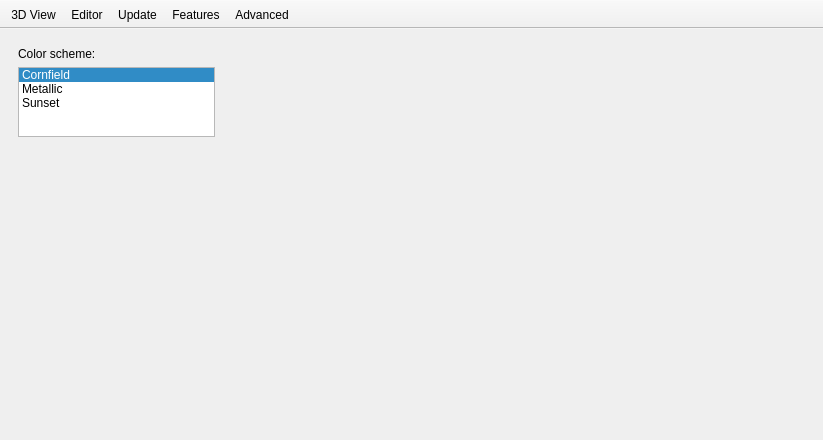
Old version of the form src/Preferences.ui in the repository terrylm/openscad.
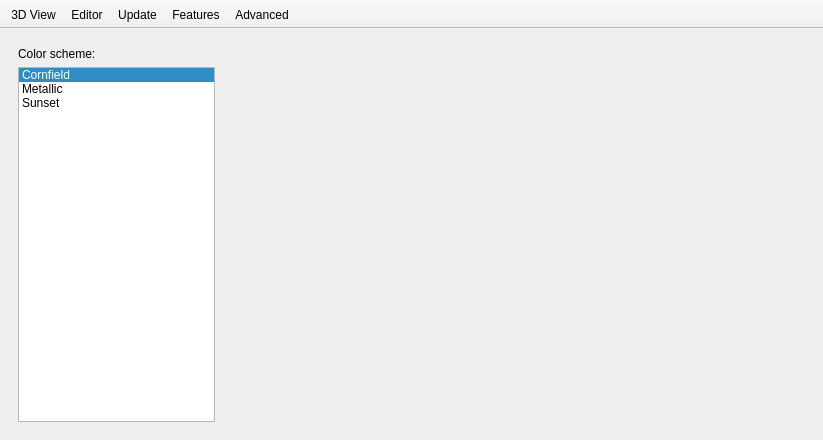
New version of the form. The open tabs and pages were chosen to show the change. Icons and pictures are not drawn.

Commit message: Handle color scheme setting correctly with localization enabled.

What changed in the file:
```diff
--- a/src/Preferences.ui
+++ b/src/Preferences.ui
@@ -84,19 +84,6 @@
           </item>
          </layout>
         </item>
-        <item>
-         <spacer name="verticalSpacer">
-          <property name="orientation">
-           <enum>Qt::Vertical</enum>
-          </property>
-          <property name="sizeHint" stdset="0">
-           <size>
-            <width>20</width>
-            <height>645</height>
-           </size>
-          </property>
-         </spacer>
-        </item>
        </layout>
       </widget>
       <widget class="QWidget" name="pageEditor">
```
Left out of the diff: 6 changed lines with no effect on the pictures. The commit also changes 2 other files.
